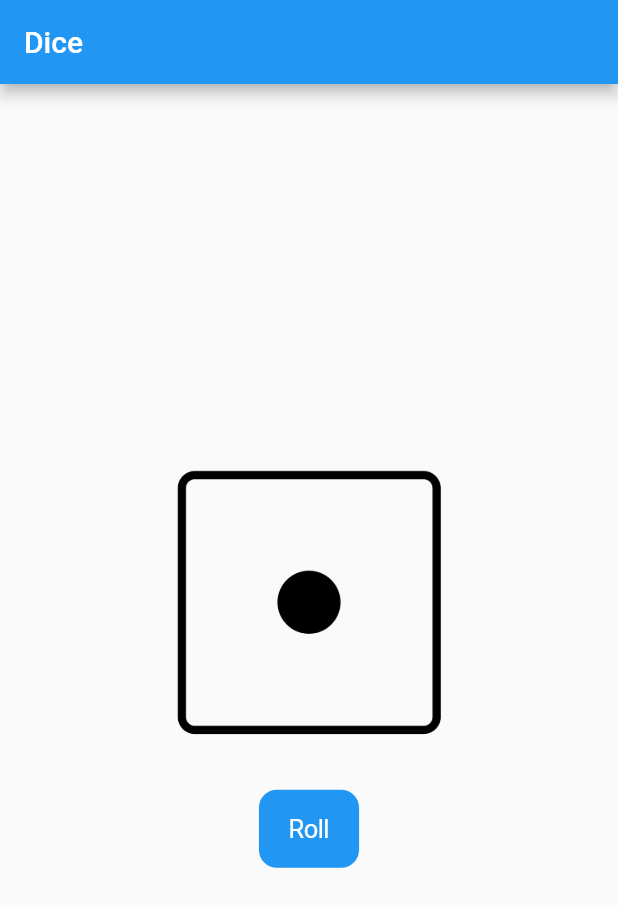
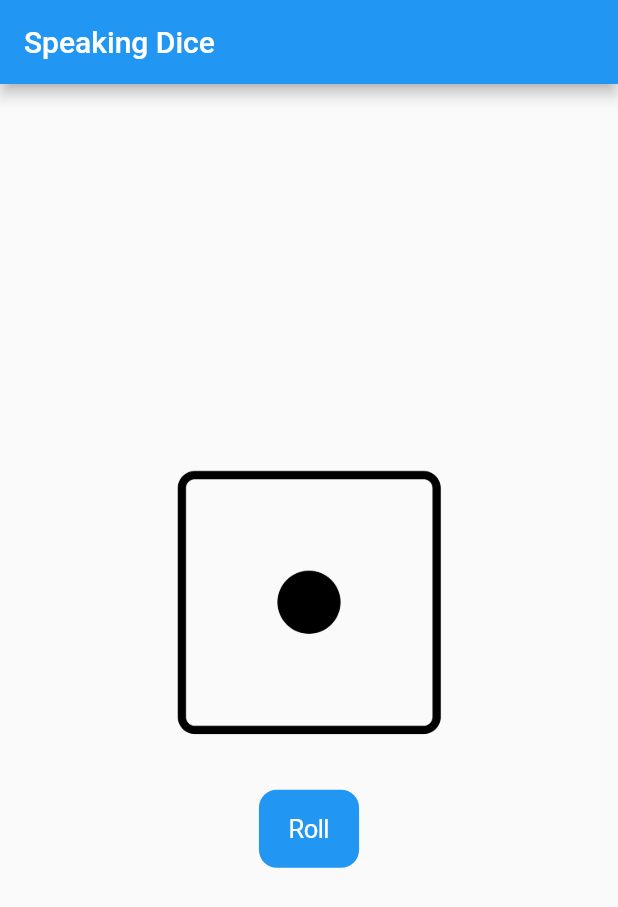
Before and after one commit to iqfareez/speaking_dice, a Flutter app: the screen it shows after launch, on a phone screen of 412 x 824 dp. Shown: the top 907 px of the screen. Run offline on Flutter 3.47's test engine with Material 2 defaults, Android fonts, the phone set to English and light mode, and no system bars; our stand-ins replace flutter_tts.

Commit message:
:rocket: Prepare first release

```diff
--- a/lib/home.dart
+++ b/lib/home.dart
@@ -25,7 +25,7 @@ class _HomeState extends State<Home> with TickerProviderStateMixin {
 
     return Scaffold(
       appBar: AppBar(
-        title: const Text('Dice'),
+        title: const Text('Speaking Dice'),
       ),
       body: SizedBox(
         width: double.infinity,
--- a/lib/main.dart
+++ b/lib/main.dart
@@ -11,7 +11,7 @@ class MyApp extends StatelessWidget {
   @override
   Widget build(BuildContext context) {
     return MaterialApp(
-      title: 'Flutter Demo',
+      title: 'Speaking Dice',
       theme: ThemeData(
         primarySwatch: Colors.blue,
       ),
```
